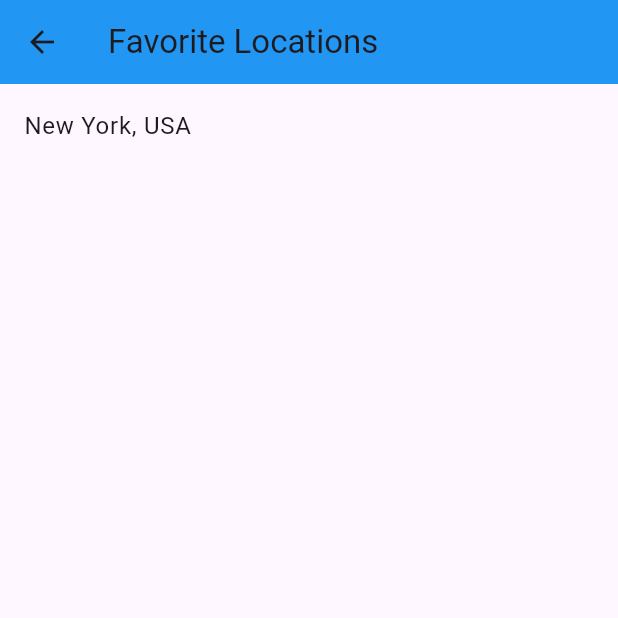
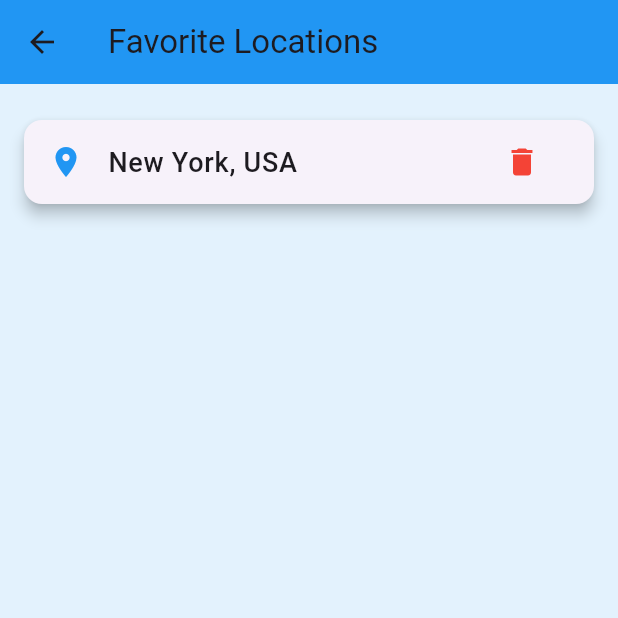
Before and after one commit to Oluwadunsi/weatherfit, a Flutter app: the screen it shows after launch, after a tap on the "favorite outline" icon, after a tap on "Favorites", on a phone screen of 412 x 824 dp, the top half of it. Run offline on Flutter 3.47's test engine with Material 3 defaults, Android fonts, the phone set to English and light mode, and no system bars.

Commit message:
Created another file for favourite locations page and made improvements

```diff
--- /dev/null
+++ b/weather_fit_app/lib/favorite_locations_page.dart
@@ -0,0 +1,79 @@
+import 'package:flutter/material.dart';
+
+class FavoriteLocationsPage extends StatelessWidget {
+  final ValueNotifier<List<String>> favoriteLocations;
+  final Function(String) onRemove;
+
+  const FavoriteLocationsPage({
+    Key? key,
+    required this.favoriteLocations,
+    required this.onRemove,
+  }) : super(key: key);
+
+  @override
+  Widget build(BuildContext context) {
+    return Scaffold(
+      appBar: AppBar(
+        title: const Text("Favorite Locations"),
+        backgroundColor: Colors.blue,
+      ),
+      body: Container(
+        color: Colors.blue[50], // Subtle background color
+        child: ValueListenableBuilder<List<String>>(
+          valueListenable: favoriteLocations,
+          builder: (context, locations, child) {
+            return locations.isEmpty
+                ? Center(
+              child: Text(
+                "No favorite locations added yet.",
+                style: TextStyle(
+                  fontSize: 18,
+                  fontWeight: FontWeight.w500,
+                  color: Colors.grey[700],
+                ),
+              ),
+            )
+                : ListView.builder(
+              padding: const EdgeInsets.all(16.0),
+              itemCount: locations.length,
+              itemBuilder: (context, index) {
+                final location = locations[index];
+                return Card(
+                  margin: const EdgeInsets.symmetric(vertical: 8),
+                  shape: RoundedRectangleBorder(
+                    borderRadius: BorderRadius.circular(12),
+                  ),
+                  elevation: 4,
+                  child: ListTile(
+                    leading: const Icon(
+                      Icons.location_on,
+                      color: Colors.blue,
+                    ),
+                    title: Text(
+                      location,
+                      style: const TextStyle(
+                        fontSize: 18,
+                        fontWeight: FontWeight.w500,
+                      ),
+                    ),
+                    trailing: IconButton(
+                      icon: const Icon(Icons.delete, color: Colors.red),
+                      onPressed: () {
+                        onRemove(location);
+                        favoriteLocations.notifyListeners();
+                      },
+                    ),
+                    onTap: () {
+                      // Navigate to the weather page for the selected location
+                      Navigator.pop(context, location);
+                    },
+                  ),
+                );
+              },
+            );
+          },
+        ),
+      ),
+    );
+  }
+}
--- a/weather_fit_app/lib/main.dart
+++ b/weather_fit_app/lib/main.dart
@@ -1,4 +1,5 @@
 import 'package:flutter/material.dart';
+import 'favorite_locations_page.dart';
 
 void main() {
   runApp(const MyApp());
@@ -24,8 +25,14 @@ class WeatherHomePage extends StatefulWidget {
 }
 
 class _WeatherHomePageState extends State<WeatherHomePage> {
-  List<String> favoriteLocations = [];
+  final ValueNotifier<List<String>> favoriteLocations = ValueNotifier([]);
   String currentLocation = "New York, USA";
+
+  @override
+  void dispose() {
+    favoriteLocations.dispose();
+    super.dispose();
+  }
 
   // Mock hourly data
   List<Map<String, String>> getHourlyData() {
@@ -69,10 +76,17 @@ class _WeatherHomePageState extends State<WeatherHomePage> {
               Navigator.push(
                 context,
                 MaterialPageRoute(
-                  builder: (context) => FavoriteLocationsPage(favoriteLocations: favoriteLocations),
+                  builder: (context) => FavoriteLocationsPage(
+                    favoriteLocations: favoriteLocations,
+                    onRemove: (location) {
+                      favoriteLocations.value.remove(location);
+                      favoriteLocations.notifyListeners();
+                    },
+                  ),
                 ),
               );
             },
+
             child: const Text(
               "Favorites",
               style: TextStyle(color: Colors.white),
@@ -101,21 +115,24 @@ class _WeatherHomePageState extends State<WeatherHomePage> {
                     // Top Section
                     Row(
                       children: [
-                        IconButton(
-                          icon: Icon(
-                            favoriteLocations.contains(currentLocation)
-                                ? Icons.favorite
-                                : Icons.favorite_border,
-                            color: favoriteLocations.contains(currentLocation) ? Colors.red : null,
-                          ),
-                          onPressed: () {
-                            setState(() {
-                              if (favoriteLocations.contains(currentLocation)) {
-                                favoriteLocations.remove(currentLocation);
-                              } else {
-                                favoriteLocations.add(currentLocation);
-                              }
-                            });
+                        ValueListenableBuilder<List<String>>(
+                          valueListenable: favoriteLocations,
+                          builder: (context, favorites, child) {
+                            final isFavorited = favorites.contains(currentLocation);
+                            return IconButton(
+                              icon: Icon(
+                                isFavorited ? Icons.favorite : Icons.favorite_border,
+                                color: isFavorited ? Colors.red : null,
+                              ),
+                              onPressed: () {
+                                if (isFavorited) {
+                                  favorites.remove(currentLocation);
+                                } else {
+                                  favorites.add(currentLocation);
+                                }
+                                favoriteLocations.notifyListeners();
+                              },
+                            );
                           },
                         ),
                         Expanded(
@@ -370,34 +387,3 @@ class _WeatherHomePageState extends State<WeatherHomePage> {
     );
   }
 }
-
-class FavoriteLocationsPage extends StatelessWidget {
-  final List<String> favoriteLocations;
-
-  const FavoriteLocationsPage({Key? key, required this.favoriteLocations}) : super(key: key);
-
-  @override
-  Widget build(BuildContext context) {
-    return Scaffold(
-      appBar: AppBar(
-        title: const Text("Favorite Locations"),
-        backgroundColor: Colors.blue,
-      ),
-      body: favoriteLocations.isEmpty
-          ? Center(
-        child: Text(
-          "No favorite locations added yet.",
-          style: TextStyle(fontSize: 18),
-        ),
-      )
-          : ListView.builder(
-        itemCount: favoriteLocations.length,
-        itemBuilder: (context, index) {
-          return ListTile(
-            title: Text(favoriteLocations[index]),
-          );
-        },
-      ),
-    );
-  }
-}
```
